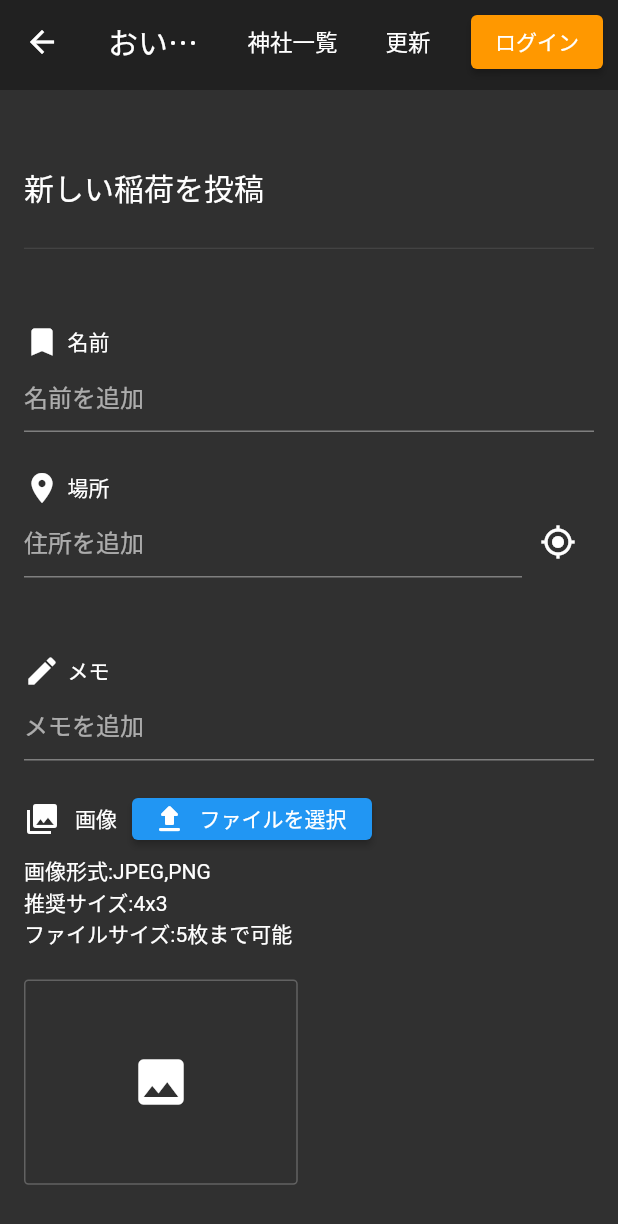
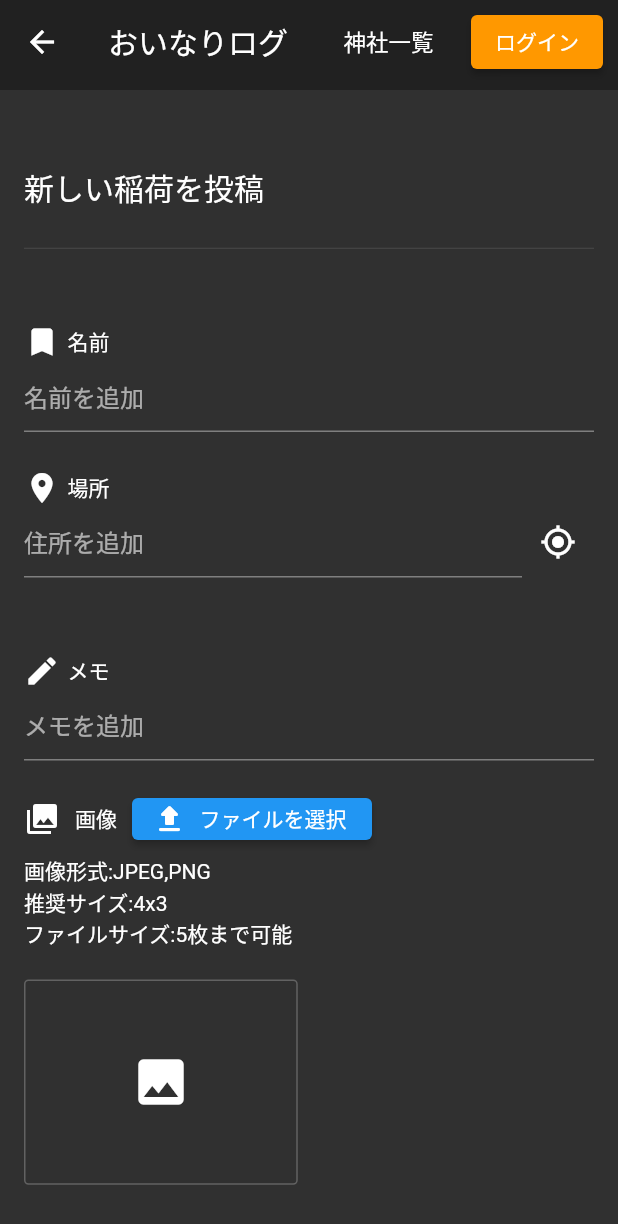
Before and after one commit to igafox/inari-log, a Flutter app: the PostPage screen opened by its route, on a phone screen of 412 x 824 dp. Shown: the top 1224 px of the screen. Run offline on Flutter 3.47's test engine with Material 2 defaults, Android fonts, the phone set to English and light mode, and no system bars; our stand-ins replace cached_network_image, cloud_firestore, firebase_auth, firebase_storage, fluro, flutter_hooks and 6 more; missing offline and left inert: dart:js, image_compression, image_picker_web; accounts and stored records are empty; Roboto replaces fonts that are missing (NotoSansJP-Bold, NotoSansJP-Regular).

Commit message:
fix 投稿挙動修正

```diff
--- a/lib/repository/post_repository_imp.dart
+++ b/lib/repository/post_repository_imp.dart
@@ -26,13 +26,13 @@ class PostRepositoryImp implements PostRepository {
       final doc = await postCollection.doc(startAfterId).get();
       result = await postCollection
           .limit(limit)
-          .orderBy("createdAt", descending: false)
+          .orderBy("createdAt", descending: true)
           .startAfterDocument(doc)
           .get();
     } else {
       result = await postCollection
           .limit(limit)
-          .orderBy("createdAt", descending: false)
+          .orderBy("createdAt", descending: true)
           .get();
     }
 
--- a/lib/ui/detail/detail_page.dart
+++ b/lib/ui/detail/detail_page.dart
@@ -7,6 +7,7 @@ import 'package:inari_log/ui/global_menu/global_menu.dart';
 import 'package:inari_log/ui/top/top_view_model.dart';
 import 'package:inari_log/ui/widget/circle_image.dart';
 import 'package:collection/collection.dart';
+import 'package:intl/intl.dart';
 
 import 'detail_view_model.dart';
 
@@ -116,9 +117,7 @@ class DetailPage extends HookWidget {
                               children: [
                                 Expanded(
                                     child: Text(viewModel.post?.memo ?? "")),
-                                Text(viewModel.post?.createdAt
-                                        ?.toIso8601String() ??
-                                    "")
+                                Text((DateFormat('yyyy/MM/dd/ HH:mm')).format(viewModel.post!.createdAt ?? DateTime.now()))
                               ],
                             ),
                           )),
--- a/lib/ui/global_menu/global_menu.dart
+++ b/lib/ui/global_menu/global_menu.dart
@@ -32,17 +32,6 @@ class GlobalMenu extends HookWidget {
             onPressed: () {
               AppRouter.router.navigateTo(context, "/post",
                   transition: TransitionType.native);
-            }),
-        TextButton(
-            style: ButtonStyle(
-                padding: MaterialStateProperty.all(
-                    EdgeInsets.only(left: 15, right: 15))),
-            child: Text(
-              '更新',
-              style: TextStyle(fontSize: 15, color: Colors.white),
-            ),
-            onPressed: () {
-              viewModel.checkLoginStatus();
             }),
         Visibility(
           visible: viewModel.isLogin,
--- a/lib/ui/post/post_page.dart
+++ b/lib/ui/post/post_page.dart
@@ -12,6 +12,7 @@ import 'package:inari_log/ui/global_menu/global_menu.dart';
 import 'package:inari_log/ui/post/post_view_model.dart';
 import 'package:inari_log/ui/widget/circle_image.dart';
 import 'package:google_maps_flutter/google_maps_flutter.dart';
+import 'package:inari_log/ui/widget/loading_view.dart';
 
 enum Menu {
   MY_PAGE,
@@ -30,16 +31,20 @@ class PostPage extends HookWidget {
       text: viewModel.address,
     );
 
+    print(viewModel.loading);
+
     return Scaffold(
         appBar: PreferredSize(
-            preferredSize: Size.fromHeight(60),
-            child: GlobalMenu()),
-        body: SingleChildScrollView(
+            preferredSize: Size.fromHeight(60), child: GlobalMenu()),
+        body: LoadingView(
+            progress: viewModel.loading,
+            child: SingleChildScrollView(
                 child: Container(
                     alignment: Alignment.center,
                     child: Container(
                         padding: EdgeInsets.only(top: 50, left: 16, right: 16),
-                    constraints: BoxConstraints(minWidth: 100, maxWidth: 800),
+                        constraints:
+                            BoxConstraints(minWidth: 100, maxWidth: 800),
                         child: Column(
                             crossAxisAlignment: CrossAxisAlignment.start,
                             mainAxisAlignment: MainAxisAlignment.start,
@@ -75,7 +80,9 @@ class PostPage extends HookWidget {
                                   decoration: InputDecoration(
                                     hintText: "名前を追加",
                                   ),
-                          ),
+                                  onChanged: (text) {
+                                    viewModel.onChangeName(text);
+                                  }),
                               SizedBox(
                                 height: 25,
                               ),
@@ -92,10 +99,11 @@ class PostPage extends HookWidget {
                                 children: [
                                   Flexible(
                                       child: TextField(
-                                decoration: InputDecoration(hintText: "住所を追加"),
+                                    decoration:
+                                        InputDecoration(hintText: "住所を追加"),
                                     controller: adressTextController,
-                                onSubmitted: (text) {
-                                  viewModel.changeAddress(text);
+                                    onChanged: (text) {
+                                      viewModel.onChangeAddress(text);
                                     },
                                   )),
                                   IconButton(
@@ -142,7 +150,11 @@ class PostPage extends HookWidget {
                                 child: TextField(
                                   keyboardType: TextInputType.multiline,
                                   maxLines: null,
-                              decoration: InputDecoration(hintText: "メモを追加"),
+                                  decoration:
+                                      InputDecoration(hintText: "メモを追加"),
+                                  onChanged: (text) {
+                                    viewModel.onChangeMemo(text);
+                                  },
                                 ),
                               ),
                               SizedBox(
@@ -158,7 +170,9 @@ class PostPage extends HookWidget {
                                   // Text(
                                   //     "画像\n画像形式:JPEG/PNG\n推奨サイズ:4x3\nファイルサイズ5MB,5枚まで投稿可能"),
                                   Text("画像"),
-                              SizedBox(width: 10,),
+                                  SizedBox(
+                                    width: 10,
+                                  ),
                                   SizedBox(
                                     height: 28,
                                     width: 160,
@@ -178,7 +192,9 @@ class PostPage extends HookWidget {
                                   )
                                 ],
                               ),
-                          SizedBox(height: 10,),
+                              SizedBox(
+                                height: 10,
+                              ),
                               Text("画像形式:JPEG,PNG\n推奨サイズ:4x3\nファイルサイズ:5枚まで可能"),
                               SizedBox(height: 20),
                               GridView.count(
@@ -197,11 +213,14 @@ class PostPage extends HookWidget {
                                   mainAxisSpacing: 15,
                                   crossAxisSpacing: 15,
                                   shrinkWrap: true,
-                              children:
-                                  _buildUploadImages(viewModel.uploadImages)),
+                                  children: _buildUploadImages(
+                                      viewModel.uploadImages)),
                               SizedBox(
                                 height: 40,
                               ),
+
+                              Row(
+                                children: [
                                   SizedBox(
                                     width: 100,
                                     height: 35,
@@ -212,14 +231,16 @@ class PostPage extends HookWidget {
                                         onPrimary: Colors.white,
                                       ),
                                       onPressed: () async {
-                                viewModel.post();
+                                        viewModel.post(context);
                                       },
                                     ),
+                                  ),
+                                ],
                               ),
                               SizedBox(
                                 height: 25,
                               ),
-                        ])))));
+                            ]))))));
   }
 
   List<Widget> _buildUploadImages(List<Uint8List> imagePaths) {
--- a/lib/ui/post_list/post_list_page.dart
+++ b/lib/ui/post_list/post_list_page.dart
@@ -88,7 +88,7 @@ class PostListPage extends HookWidget {
     return Card(
       child: InkWell(
         onTap: () {
-          AppRouter.router.navigateTo(context, "/post/1",
+          AppRouter.router.navigateTo(context, "/post/" + post.id,
               transition: TransitionType.native);
         },
         child: Column(
--- /dev/null
+++ b/lib/ui/widget/loading_view.dart
@@ -0,0 +1,25 @@
+import 'package:flutter/material.dart';
+
+class LoadingView extends StatelessWidget {
+  final bool progress;
+  final Widget child;
+
+  const LoadingView({
+    Key? key,
+    required this.progress, required this.child,
+  }) : super(key: key);
+
+  @override
+  Widget build(BuildContext context) {
+    return Stack(
+        children: [
+          child,
+          Visibility(child: Container(
+            color: Colors.black.withOpacity(0.5),
+            child: Center(
+              child: CircularProgressIndicator(),
+            ),
+          ), visible: progress,)
+        ]);
+  }
+}
--- a/pubspec.yaml
+++ b/pubspec.yaml
@@ -32,9 +32,11 @@ dependencies:
   cupertino_icons: ^1.0.2
 
   collection: ^1.15.0
+  intl: ^0.17.0
 
   flutter_hooks: ^0.17.0
   hooks_riverpod: ^0.14.0+4
+
 
   google_maps_flutter: ^2.0.3
   google_maps_flutter_web: ^0.3.0
```
Also changed, not shown: lib/repository/image_repository_imp.dart (+7 -10 lines), lib/ui/post/post_view_model.dart (+57 -31 lines), pubspec.lock, 2 other files. Lines whose indentation alone changed are shown as unchanged.
